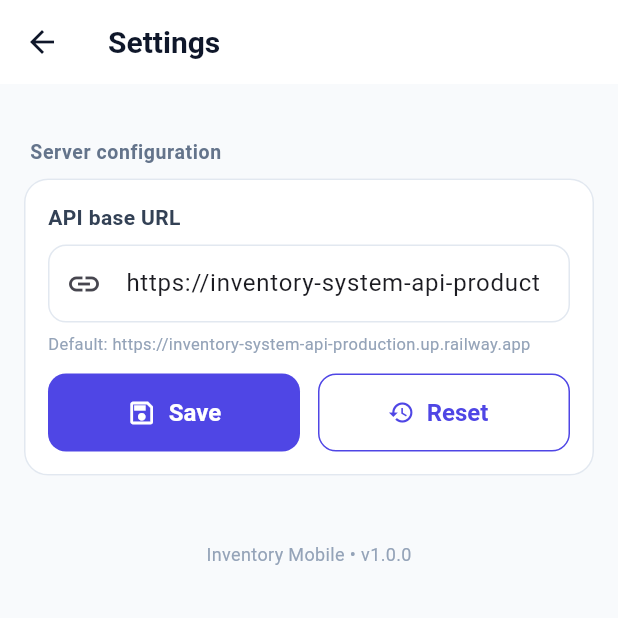
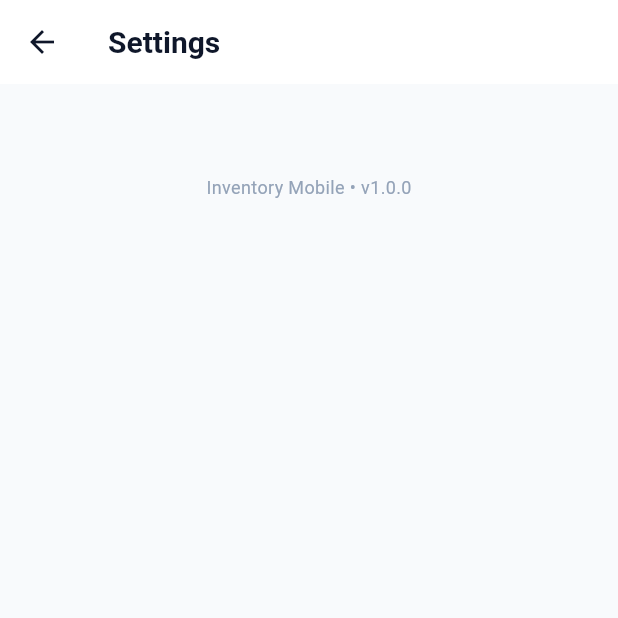
Before and after one commit to Felipeact/InventoryQtApp, a Flutter app: the SettingsScreen screen opened by its route, on a phone screen of 412 x 824 dp, the top half of it. Run offline on Flutter 3.47's test engine with Material 3 defaults, Android fonts, the phone set to English and light mode, and no system bars; our stand-ins replace dio, fl_chart, flutter_secure_storage, image_picker, shared_preferences; missing offline and left inert: mobile_scanner; accounts and stored records are empty.

Commit message:
Hide the API endpoint from end users (desktop + mobile)
The backend API URL is an internal configuration detail and must not be
exposed to end users, on Settings or login.

- Qt desktop: keep the "API Connection" card hidden in Settings; drop the
  login error dialog's reference to "the API server address in settings".
- Mobile: remove the API base URL card from Settings and the "API: …" line
  from the login screen.

The apps still resolve the endpoint from their internal default config.

Co-Authored-By: Claude Opus 4.8 <noreply@anthropic.com>
Claude-Session: https://claude.ai/code/session_01EzLHrZEp2c6sBrWZ45QFxj

```diff
--- a/mobile/lib/screens/settings/settings_screen.dart
+++ b/mobile/lib/screens/settings/settings_screen.dart
@@ -1,16 +1,15 @@
 import 'package:flutter/material.dart';
 import 'package:provider/provider.dart';
 
-import '../../config/app_config.dart';
 import '../../config/routes.dart';
 import '../../config/theme.dart';
 import '../../models/user.dart';
 import '../../providers/auth_provider.dart';
-import '../../widgets/primary_button.dart';
-import '../home_shell.dart';
 
-/// Settings: configure the API base URL, view the current profile/role, change
-/// password, and sign out.
+/// Settings: view the current profile/role, change password, and sign out.
+///
+/// The backend API endpoint is an internal configuration detail and is
+/// intentionally not surfaced here — end users neither see nor change it.
 class SettingsScreen extends StatefulWidget {
   const SettingsScreen({super.key});
 
@@ -19,50 +18,6 @@ class SettingsScreen extends StatefulWidget {
 }
 
 class _SettingsScreenState extends State<SettingsScreen> {
-  late final TextEditingController _urlController;
-  bool _savingUrl = false;
-
-  @override
-  void initState() {
-    super.initState();
-    _urlController =
-        TextEditingController(text: AppConfig.instance.baseUrl);
-  }
-
-  @override
-  void dispose() {
-    _urlController.dispose();
-    super.dispose();
-  }
-
-  Future<void> _saveUrl() async {
-    final String value = _urlController.text.trim();
-    if (value.isEmpty) {
-      showErrorSnack(context, 'API URL cannot be empty.');
-      return;
-    }
-    final Uri? uri = Uri.tryParse(value);
-    if (uri == null || !uri.hasScheme || !(uri.isScheme('http') || uri.isScheme('https'))) {
-      showErrorSnack(context, 'Enter a valid http(s) URL.');
-      return;
-    }
-    setState(() => _savingUrl = true);
-    await AppConfig.instance.setBaseUrl(value);
-    if (!mounted) return;
-    setState(() {
-      _savingUrl = false;
-      _urlController.text = AppConfig.instance.baseUrl;
-    });
-    showSuccessSnack(context, 'API URL updated.');
-  }
-
-  Future<void> _resetUrl() async {
-    await AppConfig.instance.resetBaseUrl();
-    if (!mounted) return;
-    setState(() => _urlController.text = AppConfig.instance.baseUrl);
-    showSuccessSnack(context, 'Reset to default API URL.');
-  }
-
   Future<void> _logout() async {
     final bool? ok = await showDialog<bool>(
       context: context,
@@ -105,65 +60,6 @@ class _SettingsScreenState extends State<SettingsScreen> {
         padding: const EdgeInsets.all(16),
         children: <Widget>[
           if (user != null) _ProfileCard(user: user, role: auth.roleName),
-          const SizedBox(height: 20),
-          const _SectionTitle('Server configuration'),
-          const SizedBox(height: 8),
-          Card(
-            child: Padding(
-              padding: const EdgeInsets.all(16),
-              child: Column(
-                crossAxisAlignment: CrossAxisAlignment.start,
-                children: <Widget>[
-                  const Text(
-                    'API base URL',
-                    style: TextStyle(
-                      fontWeight: FontWeight.w700,
-                      color: AppTheme.slate700,
-                    ),
-                  ),
-                  const SizedBox(height: 8),
-                  TextField(
-                    controller: _urlController,
-                    keyboardType: TextInputType.url,
-                    autocorrect: false,
-                    decoration: const InputDecoration(
-                      prefixIcon: Icon(Icons.link),
-                      hintText: 'https://api.example.com',
-                    ),
-                  ),
-                  const SizedBox(height: 6),
-                  const Text(
-                    'Default: ${AppConfig.defaultBaseUrl}',
-                    style: TextStyle(
-                      fontSize: 11,
-                      color: AppTheme.slate400,
-                    ),
-                  ),
-                  const SizedBox(height: 12),
-                  Row(
-                    children: <Widget>[
-                      Expanded(
-                        child: PrimaryButton(
-                          label: 'Save',
-                          icon: Icons.save_outlined,
-                          loading: _savingUrl,
-                          onPressed: _saveUrl,
-                        ),
-                      ),
-                      const SizedBox(width: 12),
-                      Expanded(
-                        child: OutlinedButton.icon(
-                          onPressed: _resetUrl,
-                          icon: const Icon(Icons.restore),
-                          label: const Text('Reset'),
-                        ),
-                      ),
-                    ],
-                  ),
-                ],
-              ),
-            ),
-          ),
           const SizedBox(height: 20),
           if (user != null) ...<Widget>[
             const _SectionTitle('Account'),
```
Also changed, not shown: mobile/lib/screens/login_screen.dart (+0 -11 lines), 2 other files.
